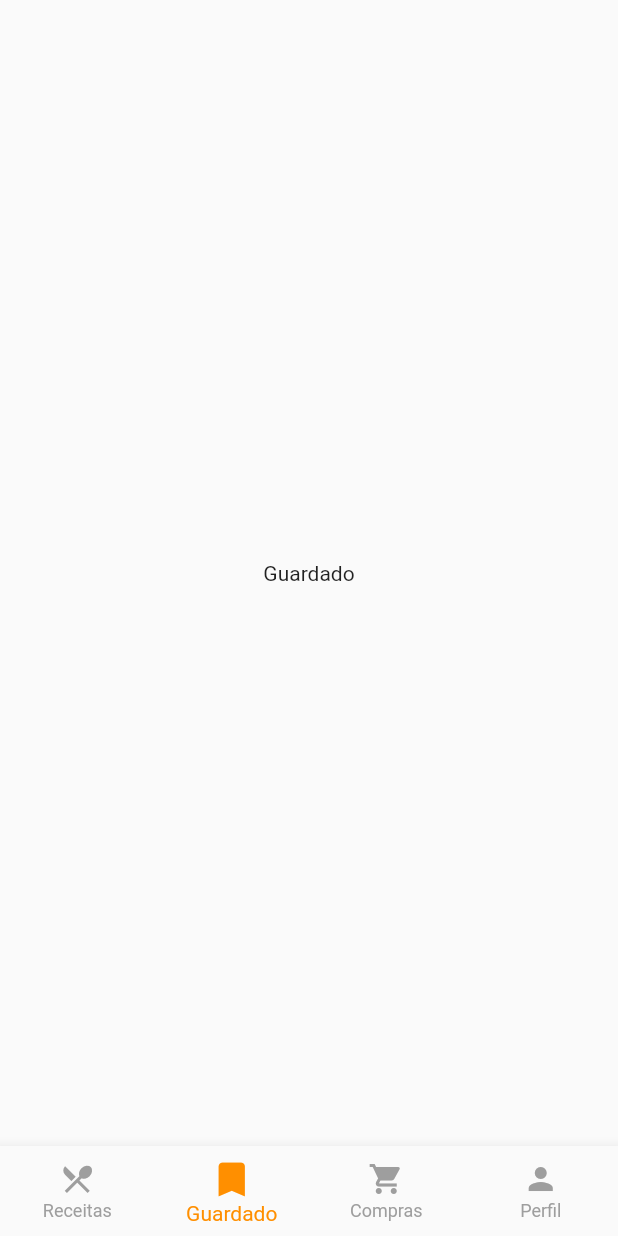
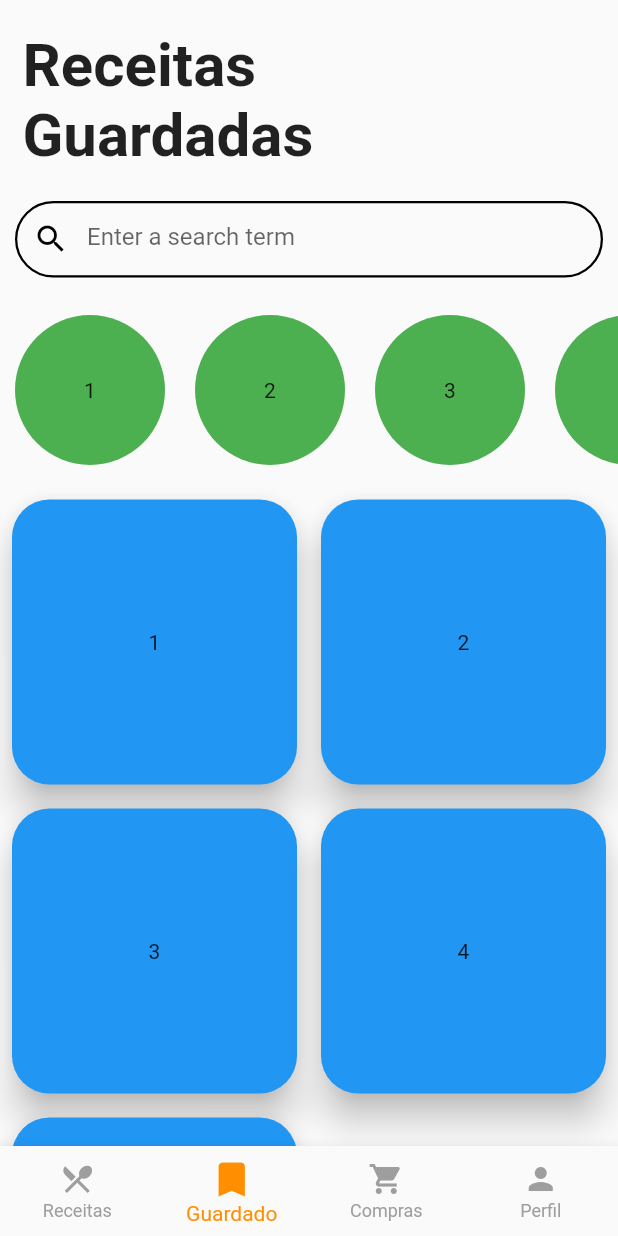
Before and after one commit to RicardoJardim/Instacook, a Flutter app: the screen it shows after launch, item 2 of the bottom bar chosen, on a phone screen of 412 x 824 dp. Run offline on Flutter 3.47's test engine with Material 2 defaults, Android fonts, the phone set to English and light mode, and no system bars.

Commit message:
guardado page

```diff
--- a/lib/guardado/main_guardado.dart
+++ b/lib/guardado/main_guardado.dart
@@ -5,8 +5,174 @@ class MainGuardado extends StatefulWidget {
 }
 
 class _MainGuardadoState extends State<MainGuardado> {
+  static List onSomeEvent() {
+    List<String> litems = ["1", "2", "3", "4", "5"];
+    return litems;
+  }
+
+  static List onSomeEvent2() {
+    List<String> litems = ["1", "2", "3", "4", "5"];
+    return litems;
+  }
+
   @override
   Widget build(BuildContext context) {
-    return Scaffold(body: Center(child: Text("Guardado")));
+    return Scaffold(
+        body: SingleChildScrollView(
+            scrollDirection: Axis.vertical,
+            child: Column(
+              children: [
+                Padding(
+                  padding: const EdgeInsets.only(top: 20, right: 60, left: 15),
+                  child: Text(
+                    "Receitas Guardadas",
+                    textAlign: TextAlign.left,
+                    style: TextStyle(fontSize: 40, fontWeight: FontWeight.w700),
+                  ),
+                ),
+                Padding(
+                    padding: const EdgeInsets.only(top: 20),
+                    child: Container(
+                      width: MediaQuery.of(context).size.width - 20,
+                      child: TextField(
+                        style: TextStyle(
+                            fontSize: 16.0, height: 0.7, color: Colors.black),
+                        onChanged: (text) {
+                          print("Pesquisa: $text");
+                        },
+                        decoration: InputDecoration(
+                          prefixIcon: Icon(
+                            Icons.search,
+                            color: Colors.black,
+                          ),
+                          enabledBorder: const OutlineInputBorder(
+                            borderRadius:
+                                BorderRadius.all(Radius.circular(50.0)),
+                            borderSide: const BorderSide(
+                                color: Colors.black, width: 1.5),
+                          ),
+                          focusedBorder: OutlineInputBorder(
+                            borderRadius:
+                                BorderRadius.all(Radius.circular(30.0)),
+                            borderSide:
+                                BorderSide(color: Colors.blue, width: 2),
+                          ),
+                          hintText: 'Enter a search term',
+                        ),
+                      ),
+                    )),
+                Padding(
+                  padding: const EdgeInsets.only(top: 25),
+                  child: SwipeList(
+                    litems: onSomeEvent(),
+                  ),
+                ),
+                Padding(
+                  padding: const EdgeInsets.only(top: 15),
+                  child: GridList(
+                    litems: onSomeEvent2(),
+                  ),
+                )
+              ],
+            )));
   }
 }
+
+//ESCOLHER LIVRO DE RECEITAS
+class SwipeList extends StatefulWidget {
+  SwipeList({
+    Key key,
+    this.litems,
+  }) : super(key: key);
+
+  final List litems;
+  @override
+  State<StatefulWidget> createState() {
+    return ListItemWidget();
+  }
+}
+
+class ListItemWidget extends State<SwipeList> {
+  @override
+  Widget build(BuildContext context) {
+    return Container(
+        height: 100.0,
+        child: ListView.builder(
+          scrollDirection: Axis.horizontal,
+          itemCount: widget.litems.length,
+          shrinkWrap: false,
+          itemBuilder: (context, index) {
+            return Container(
+                width: 100,
+                margin: EdgeInsets.only(right: 10.0, left: 10),
+                decoration: BoxDecoration(
+                  color: Colors.green,
+                  borderRadius: BorderRadius.circular(100),
+                ),
+                child: Center(
+                  child: Text(widget.litems[index]),
+                ));
+          },
+        ));
+  }
+}
+
+//GRID VIEW
+
+//ESCOLHER LIVRO DE RECEITAS
+class GridList extends StatefulWidget {
+  GridList({
+    Key key,
+    this.litems,
+  }) : super(key: key);
+
+  final List litems;
+  @override
+  State<StatefulWidget> createState() {
+    return GridItemWidget();
+  }
+}
+
+class GridItemWidget extends State<GridList> {
+  var first = false;
+
+  double itemHeight(int index) {
+    if (!first) {
+      if (index % 2 == 0) {
+        return 8.0;
+      } else {
+        first = true;
+        return 50.0;
+      }
+    } else {
+      return 8.0;
+    }
+  }
+  //double itemHeight = 8.0;
+
+  @override
+  Widget build(BuildContext context) {
+    return GridView.builder(
+        shrinkWrap: true,
+        primary: false,
+        itemCount: widget.litems.length,
+        gridDelegate:
+            SliverGridDelegateWithFixedCrossAxisCount(crossAxisCount: 2),
+        itemBuilder: (context, index) {
+          return Padding(
+            padding: EdgeInsets.all(8.0),
+            child: Card(
+                margin: EdgeInsets.only(bottom: 0),
+                shape: RoundedRectangleBorder(
+                  borderRadius: BorderRadius.circular(25.0),
+                ),
+                color: Colors.blue,
+                elevation: 10,
+                child: Container(
+                  height: 200.0,
+                  child: Center(child: Text(widget.litems[index])),
+                )),
+          );
+        });
+  }
+}
--- a/lib/main.dart
+++ b/lib/main.dart
@@ -18,7 +18,9 @@ class MyApp extends StatelessWidget {
       theme: ThemeData(
         primaryColor: Colors.white,
       ),
-      //darkTheme: ,
+      darkTheme: ThemeData(
+        primaryColor: Colors.black,
+      ),
     );
   }
 }
--- a/lib/receita/main_receita.dart
+++ b/lib/receita/main_receita.dart
@@ -6,10 +6,8 @@ class MainReceita extends StatefulWidget {
 
 class _MainReceitalState extends State<MainReceita> {
   static List onSomeEvent() {
-    List list = List.generate(5, (i) {
-      return "Item ${i + 1}";
-    });
-    return list;
+    List<String> litems = ["1", "2", "3", "4", "5"];
+    return litems;
   }
 
   @override
@@ -20,7 +18,13 @@ class _MainReceitalState extends State<MainReceita> {
               onTap: () {
                 onSomeEvent();
               },
-              child: Text("Instacook")),
+              child: Text(
+                "Instacook",
+                style: TextStyle(
+                    fontFamily: "CreamCake",
+                    fontSize: 40,
+                    fontWeight: FontWeight.w200),
+              )),
           actions: <Widget>[
             // action button
             IconButton(
@@ -43,17 +47,20 @@ class _MainReceitalState extends State<MainReceita> {
             // overflow menu
           ],
         ),
-        body: Center(child: SwipeList(items: onSomeEvent())));
+        body: Center(
+            child: SwipeList(
+          litems: onSomeEvent(),
+        )));
   }
 }
 
 class SwipeList extends StatefulWidget {
   SwipeList({
     Key key,
-    this.items,
+    this.litems,
   }) : super(key: key);
 
-  final List items;
+  final List litems;
   @override
   State<StatefulWidget> createState() {
     return ListItemWidget();
@@ -66,13 +73,17 @@ class ListItemWidget extends State<SwipeList> {
     return Container(
         child: ListView.builder(
       padding: const EdgeInsets.all(20),
+      itemCount: widget.litems.length,
       itemBuilder: (context, index) {
         return Card(
             margin: EdgeInsets.only(bottom: 30.0),
+            shape: RoundedRectangleBorder(
+              borderRadius: BorderRadius.circular(25.0),
+            ),
             color: Colors.blue,
             elevation: 10,
             child: Container(
-              height: 250.0,
+              height: 300.0,
             ));
       },
     ));
```
Also changed, not shown: pubspec.yaml (+7 -18 lines), fonts/Cream-Cake.ttf (added), pubspec.lock, 1 other file.
